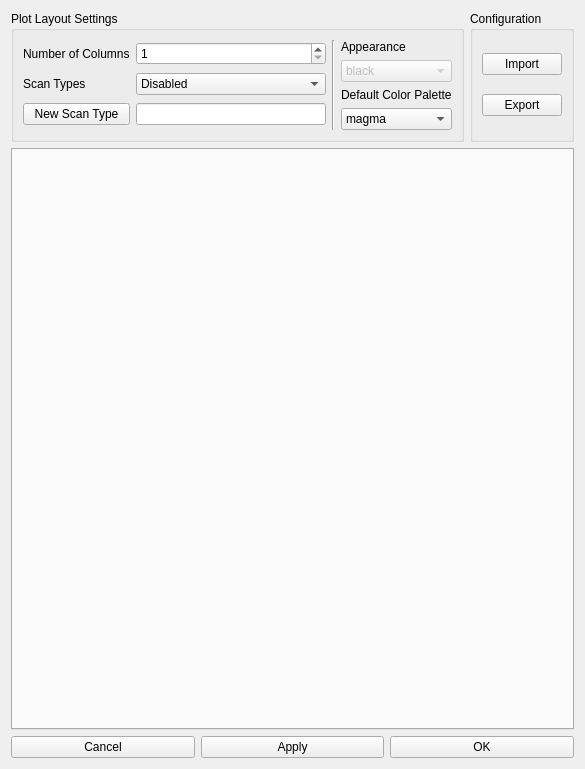
Qt form bec_widgets/widgets/monitor/config_dialog.ui (bec-project/bec_widgets) before a commit.
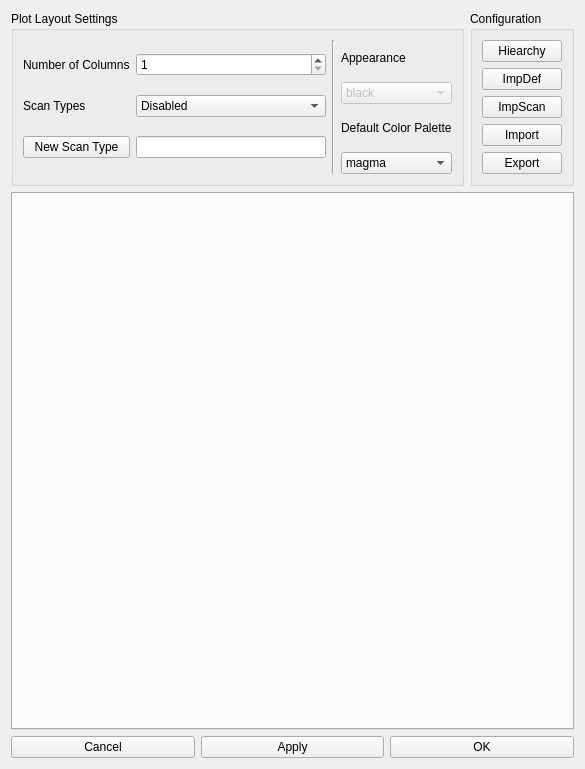
The same form after that commit.

Commit message: fix: config_dialog.py export to .yaml fixed

```diff
--- a/bec_widgets/widgets/monitor/config_dialog.ui
+++ b/bec_widgets/widgets/monitor/config_dialog.ui
@@ -141,6 +141,27 @@
         <string>Configuration</string>
        </property>
        <layout class="QVBoxLayout" name="verticalLayout">
+        <item>
+         <widget class="QPushButton" name="pushButton_hirarchy">
+          <property name="text">
+           <string>Hiearchy</string>
+          </property>
+         </widget>
+        </item>
+        <item>
+         <widget class="QPushButton" name="pushButton_def">
+          <property name="text">
+           <string>ImpDef</string>
+          </property>
+         </widget>
+        </item>
+        <item>
+         <widget class="QPushButton" name="pushButton_scan">
+          <property name="text">
+           <string>ImpScan</string>
+          </property>
+         </widget>
+        </item>
         <item>
          <widget class="QPushButton" name="pushButton_import">
           <property name="text">
```
The commit also changes 3 other files.
